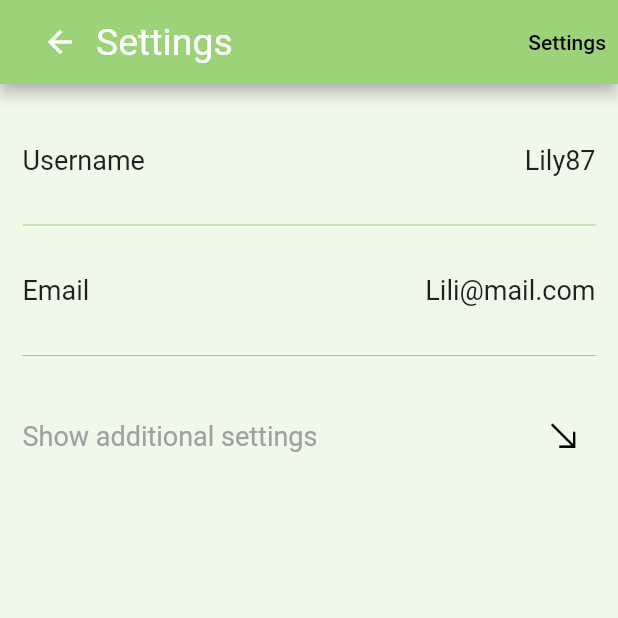
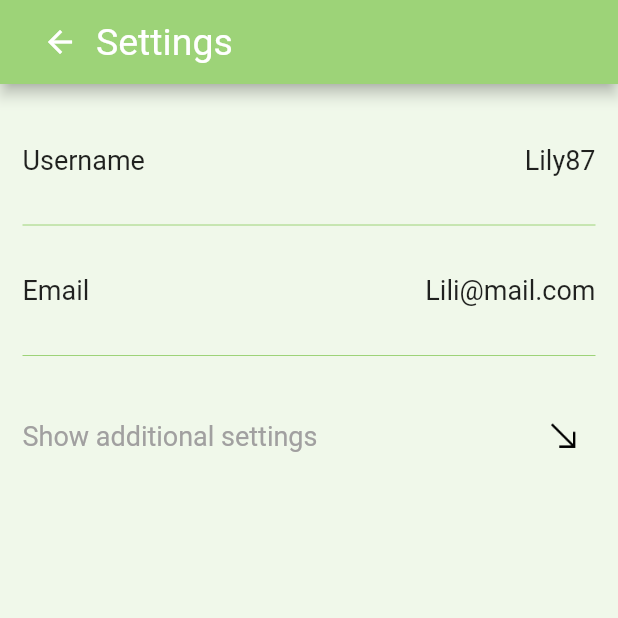
Before and after one commit to Branciii/flutter_app, a Flutter app: the ScreenLayout screen opened directly, after a tap on "Settings", on a phone screen of 412 x 824 dp, the top half of it. Run offline on Flutter 3.47's test engine with Material 2 defaults, Android fonts, the phone set to English and light mode, and no system bars; our stand-ins replace equatable, flutter_bloc, get_it, go_router, injectable.

Commit message:
final version

```diff
--- a/flutter_app/lib/components/layouts/screen_layout.dart
+++ b/flutter_app/lib/components/layouts/screen_layout.dart
@@ -5,12 +5,14 @@ import 'package:flutter_app/themes/themes.dart';
 import 'package:flutter_app/router/router.dart';
 
 class ScreenLayout extends StatelessWidget {
-  const ScreenLayout({Key? key, required this.title, this.child, this.back})
+  const ScreenLayout(
+      {Key? key, required this.title, this.child, this.back, this.homePage})
       : super(key: key);
 
   final String title;
   final Widget? child;
   final VoidCallback? back;
+  final bool? homePage;
 
   @override
   Widget build(BuildContext context) {
@@ -26,6 +28,7 @@ class ScreenLayout extends StatelessWidget {
                     const TextStyle(fontSize: 25, fontWeight: FontWeight.w400))
           ]),
           actions: [
+            if (homePage ?? false)
               TextButton(
                 child: const Text('Settings',
                     style: TextStyle(color: ThemeColours.textPrimary)),
--- a/flutter_app/lib/features/user_information/screens/user_information_screen.dart
+++ b/flutter_app/lib/features/user_information/screens/user_information_screen.dart
@@ -29,13 +29,11 @@ class UserInformationWidget extends StatefulWidget {
 
 class UserInformationState extends State<UserInformationWidget> {
   late bool showAdditionalInfo;
-  late bool enabledNotifications;
   late bool enabledMessages;
 
   @override
   initState() {
     showAdditionalInfo = false;
-    enabledNotifications = false;
     enabledMessages = false;
     super.initState();
   }
@@ -94,26 +92,6 @@ class UserInformationState extends State<UserInformationWidget> {
                 borderRadius: BorderRadius.circular(6)),
             child: Column(
               children: [
-                /*Padding(
-                  padding: const EdgeInsets.symmetric(vertical: 10),
-                  child: Row(
-                      mainAxisAlignment: MainAxisAlignment.spaceBetween,
-                      children: [
-                        const Padding(
-                            padding: EdgeInsets.only(left: 5),
-                            child: Text('Notifications',
-                                style: TextStyle(
-                                    fontSize: 18,
-                                    fontWeight: FontWeight.w400))),
-                        Switch(
-                          activeColor: ThemeColours.navbarColour,
-                          value: enabledNotifications,
-                          onChanged: (value) => setState(() {
-                            enabledNotifications = value;
-                          }),
-                        ),
-                      ]),
-                ),*/
                 const NotificationsSwitch(),
                 const SizedBox(height: 10),
                 Padding(
--- a/flutter_app/lib/router/app_router.dart
+++ b/flutter_app/lib/router/app_router.dart
@@ -35,7 +35,7 @@ class AppRouter extends IRouter {
           name: AppRouteName.homeScreen.routeName,
           path: AppRouteName.homeScreen.path,
           pageBuilder: (context, state) =>
-              MaterialPage<void>(key: state.pageKey, child: HomeScreen()))
+              MaterialPage<void>(key: state.pageKey, child: const HomeScreen()))
     ],
   );
 }
--- a/flutter_app/lib/themes/app_theme.dart
+++ b/flutter_app/lib/themes/app_theme.dart
@@ -3,10 +3,6 @@ import 'package:flutter/services.dart';
 import 'theme_colours.dart';
 
 class AppTheme {
-  TextStyle defaultTextStyle = const TextStyle(
-    fontFamily: "Inter",
-  );
-
   ThemeData get lightThemeData => ThemeData(
       brightness: Brightness.light,
       appBarTheme: const AppBarTheme(
```
Also changed, not shown: flutter_app/lib/features/home_screen/screens/home_screen.dart (+48 -5 lines), flutter_app/lib/features/user_information/widgets/notifications_switch.dart (+1 -11 lines). Lines whose indentation alone changed are shown as unchanged.
